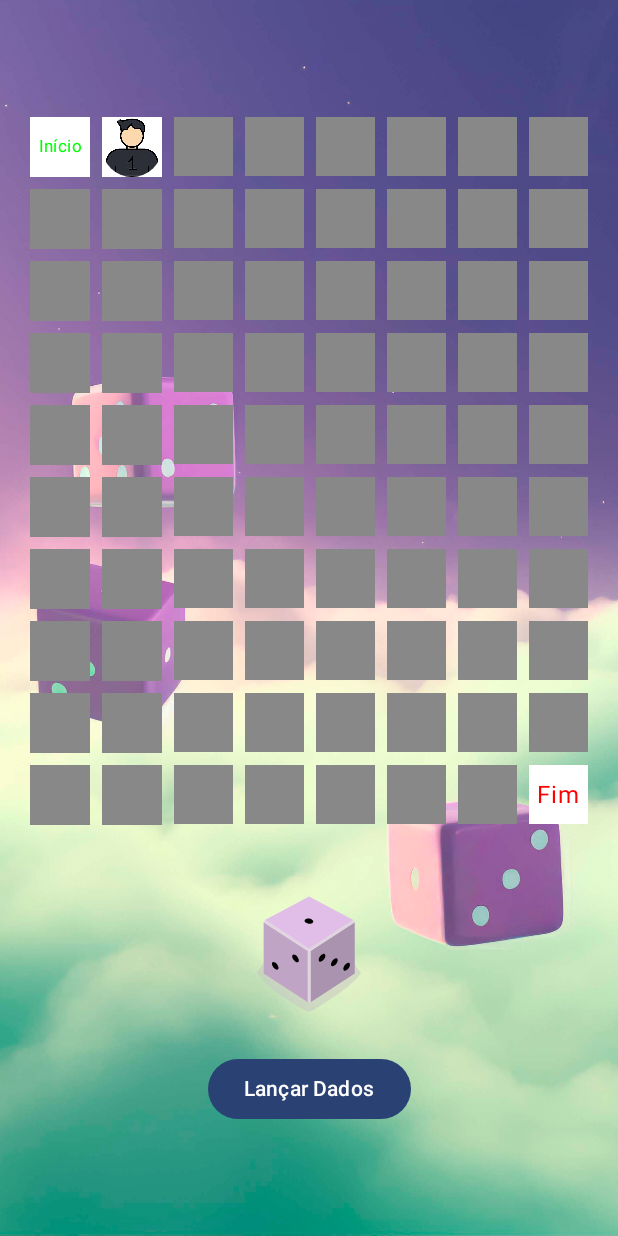
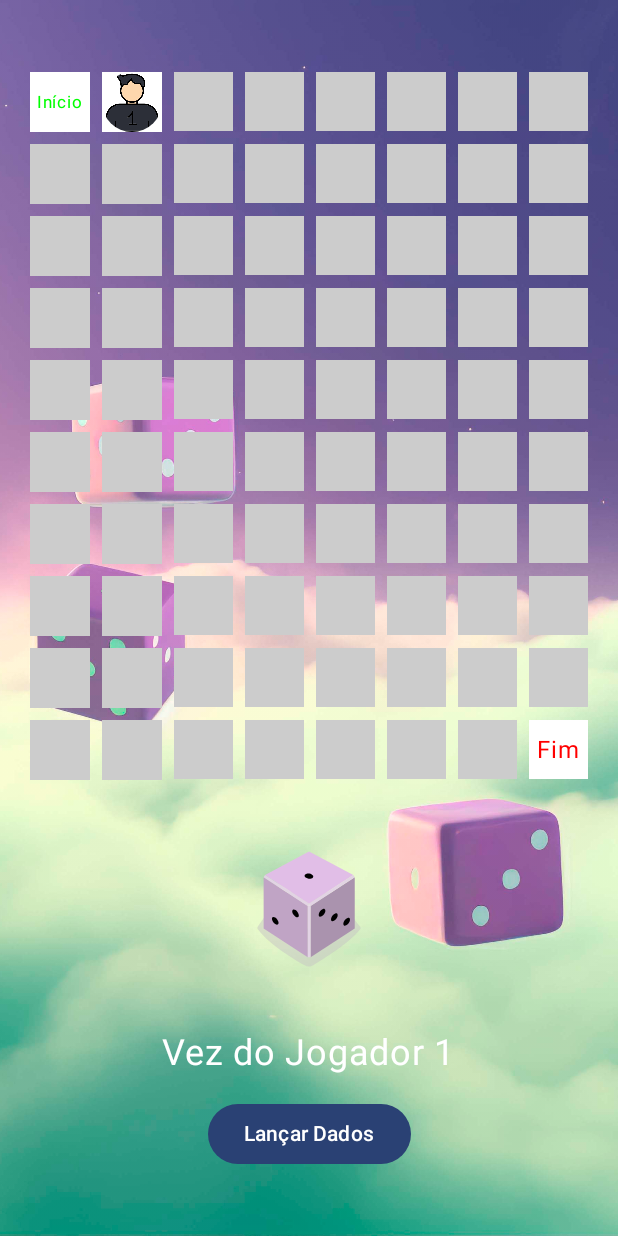
Before and after one commit to Rompery/DadosTabuleiros1702282, an Android app built with Jetpack Compose: the GameScreen screen opened through its navigation route, on a phone screen of 412 x 824 dp. Run offline under Robolectric (Android 15) with nearby library versions, the phone set to English and light mode, and no system bars.

Commit message:
botão de sair implementado letras do menu inicial mudadas mostras vez do jogador

```diff
--- a/app/src/main/java/com/example/dadostabuleiros/MainActivity.kt
+++ b/app/src/main/java/com/example/dadostabuleiros/MainActivity.kt
@@ -1,5 +1,6 @@
 package com.example.dadostabuleiros
 
+import android.app.Activity
 import android.os.Bundle
 import androidx.activity.ComponentActivity
 import androidx.activity.compose.setContent
@@ -33,7 +34,10 @@ import androidx.compose.ui.Modifier
 import androidx.compose.ui.draw.clip
 import androidx.compose.ui.graphics.Color
 import androidx.compose.ui.layout.ContentScale
+import androidx.compose.ui.platform.LocalContext
 import androidx.compose.ui.res.painterResource
+import androidx.compose.ui.text.font.FontFamily
+import androidx.compose.ui.text.style.TextAlign
 import androidx.compose.ui.tooling.preview.Preview
 import androidx.compose.ui.unit.dp
 import androidx.compose.ui.unit.sp
@@ -65,6 +69,8 @@ class MainActivity : ComponentActivity() {
 
 @Composable
 fun MainScreen(navController: NavHostController) {
+    val activity = (LocalContext.current as? Activity)
+
     Box(
         modifier = Modifier
             .fillMaxSize()
@@ -82,17 +88,27 @@ fun MainScreen(navController: NavHostController) {
         ) {
             Text(
                 text = "BEM VINDOS AO DADOS&TABULEIROS",
+                textAlign = TextAlign.Center,
                 color = Color.Red,
-                fontSize = 35.sp,
-                modifier = Modifier.padding(20.dp)
+                fontSize = 30.sp,
+                fontFamily = FontFamily.Default, // Adicionado tipo de letra
+                modifier = Modifier.padding(vertical = 20.dp).background(Color.White) // Adicionado espaçamento vertical
             )
             Spacer(modifier = Modifier.height(40.dp))
             Button(onClick = { navController.navigate("game_screen") }) {
                 Text(text = "Iniciar Jogo")
             }
+            Spacer(modifier = Modifier.height(16.dp)) // Espaçamento entre os botões
+            Button(onClick = {
+                activity?.finish() // Finaliza a atividade para sair do jogo
+            }) {
+                Text(text = "Sair do Jogo")
+            }
         }
     }
 }
+
+
 
 @Composable
 fun GameScreen(navController: NavHostController) {
@@ -121,6 +137,13 @@ fun GameScreen(navController: NavHostController) {
             Spacer(modifier = Modifier.height(16.dp))
             Dice(diceValue)
             Spacer(modifier = Modifier.height(16.dp))
+            // Alerta de vez do jogador
+            Text(
+                text = "Vez do Jogador $currentPlayer",
+                color = Color.White,
+                fontSize = 24.sp,
+                modifier = Modifier.padding(16.dp)
+            )
             if (!gameOver) {
                 Button(onClick = {
                     diceValue = Random.nextInt(1, 7)
@@ -207,7 +230,7 @@ fun Board(playerPosition: Int, secondPlayerPosition: Int) {
                     }
                     0 -> {
                         Text(text = "Início", color = Color.Green,
-                            fontSize = 11.sp)
+                            fontSize = 11.5.sp)
                     }
                     79 -> {
                         Text(text = "Fim", color = Color.Red)
@@ -215,8 +238,9 @@ fun Board(playerPosition: Int, secondPlayerPosition: Int) {
                     else -> {
                         Box(
                             modifier = Modifier
-                                .background(Color.Gray)
+                                .background(Color.LightGray)
                                 .fillMaxSize()
+
                         )
                     }
                 }
```
